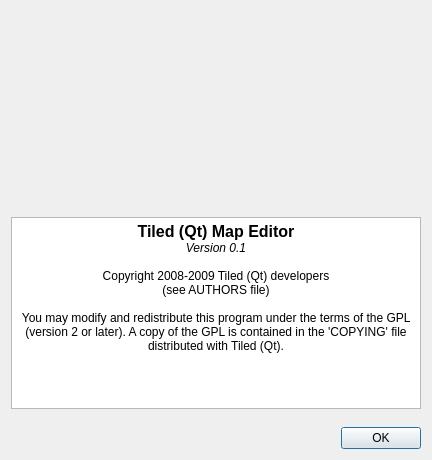
Above: src/aboutdialog.ui from mapeditor/tiled before the change. Below: the same form after it.
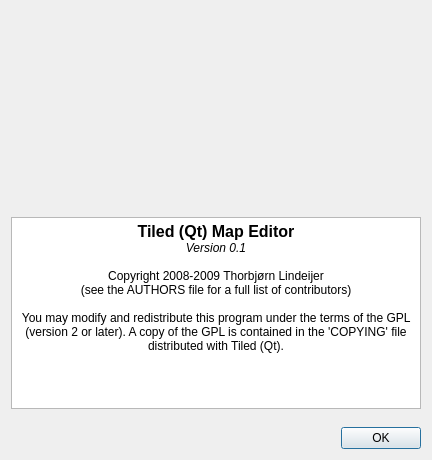
That is the form after the change. Icons and pictures are not drawn.

Commit message:
Updates to AUTHORS and TODO files and about dialog
The about dialog now states copyright belongs to me, since I wrote
practically all of the application. Contributors are mentioned in the
AUTHORS file together with their contributions.

What changed in the file:
```diff
--- a/src/aboutdialog.ui
+++ b/src/aboutdialog.ui
@@ -69,12 +69,12 @@
       <string>&lt;!DOCTYPE HTML PUBLIC &quot;-//W3C//DTD HTML 4.0//EN&quot; &quot;http://www.w3.org/TR/REC-html40/strict.dtd&quot;&gt;
 &lt;html&gt;&lt;head&gt;&lt;meta name=&quot;qrichtext&quot; content=&quot;1&quot; /&gt;&lt;style type=&quot;text/css&quot;&gt;
 p, li { white-space: pre-wrap; }
-&lt;/style&gt;&lt;/head&gt;&lt;body style=&quot; font-family:'Sans'; font-size:10pt; font-weight:400; font-style:normal;&quot;&gt;
+&lt;/style&gt;&lt;/head&gt;&lt;body style=&quot; font-family:'Sans'; font-size:8pt; font-weight:400; font-style:normal;&quot;&gt;
 &lt;p align=&quot;center&quot; style=&quot; margin-top:0px; margin-bottom:0px; margin-left:0px; margin-right:0px; -qt-block-indent:0; text-indent:0px;&quot;&gt;&lt;span style=&quot; font-family:'DejaVu Sans'; font-size:12pt; font-weight:600;&quot;&gt;Tiled (Qt) Map Editor&lt;/span&gt;&lt;/p&gt;
 &lt;p align=&quot;center&quot; style=&quot; margin-top:0px; margin-bottom:0px; margin-left:0px; margin-right:0px; -qt-block-indent:0; text-indent:0px;&quot;&gt;&lt;span style=&quot; font-family:'DejaVu Sans'; font-size:9pt; font-style:italic;&quot;&gt;Version 0.1&lt;/span&gt;&lt;/p&gt;
 &lt;p align=&quot;center&quot; style=&quot;-qt-paragraph-type:empty; margin-top:0px; margin-bottom:0px; margin-left:0px; margin-right:0px; -qt-block-indent:0; text-indent:0px; font-family:'DejaVu Sans'; font-size:9pt;&quot;&gt;&lt;/p&gt;
-&lt;p align=&quot;center&quot; style=&quot; margin-top:0px; margin-bottom:0px; margin-left:0px; margin-right:0px; -qt-block-indent:0; text-indent:0px;&quot;&gt;&lt;span style=&quot; font-family:'DejaVu Sans'; font-size:9pt;&quot;&gt;Copyright 2008-2009 Tiled (Qt) developers&lt;/span&gt;&lt;/p&gt;
-&lt;p align=&quot;center&quot; style=&quot; margin-top:0px; margin-bottom:0px; margin-left:0px; margin-right:0px; -qt-block-indent:0; text-indent:0px;&quot;&gt;&lt;span style=&quot; font-family:'DejaVu Sans'; font-size:9pt;&quot;&gt;(see AUTHORS file)&lt;/span&gt;&lt;/p&gt;
+&lt;p align=&quot;center&quot; style=&quot; margin-top:0px; margin-bottom:0px; margin-left:0px; margin-right:0px; -qt-block-indent:0; text-indent:0px;&quot;&gt;&lt;span style=&quot; font-family:'DejaVu Sans'; font-size:9pt;&quot;&gt;Copyright 2008-2009 Thorbjørn Lindeijer&lt;/span&gt;&lt;/p&gt;
+&lt;p align=&quot;center&quot; style=&quot; margin-top:0px; margin-bottom:0px; margin-left:0px; margin-right:0px; -qt-block-indent:0; text-indent:0px;&quot;&gt;&lt;span style=&quot; font-family:'DejaVu Sans'; font-size:9pt;&quot;&gt;(see the AUTHORS file for a full list of contributors)&lt;/span&gt;&lt;/p&gt;
 &lt;p align=&quot;center&quot; style=&quot;-qt-paragraph-type:empty; margin-top:0px; margin-bottom:0px; margin-left:0px; margin-right:0px; -qt-block-indent:0; text-indent:0px; font-family:'DejaVu Sans'; font-size:9pt;&quot;&gt;&lt;/p&gt;
 &lt;p align=&quot;center&quot; style=&quot; margin-top:0px; margin-bottom:0px; margin-left:0px; margin-right:0px; -qt-block-indent:0; text-indent:0px;&quot;&gt;&lt;span style=&quot; font-family:'DejaVu Sans'; font-size:9pt;&quot;&gt;You may modify and redistribute this program under the terms of the GPL (version 2 or later). A copy of the GPL is contained in the 'COPYING' file distributed with Tiled (Qt).&lt;/span&gt;&lt;/p&gt;&lt;/body&gt;&lt;/html&gt;</string>
      </property>
```
The commit also changes 2 other files.
